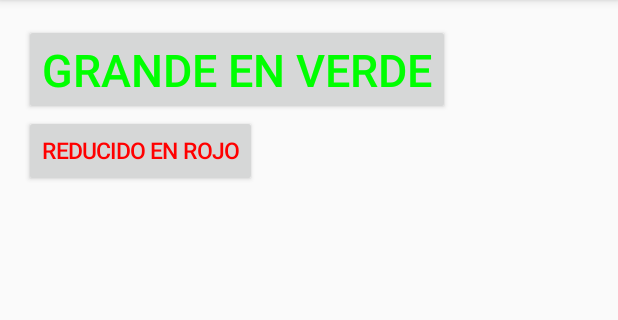
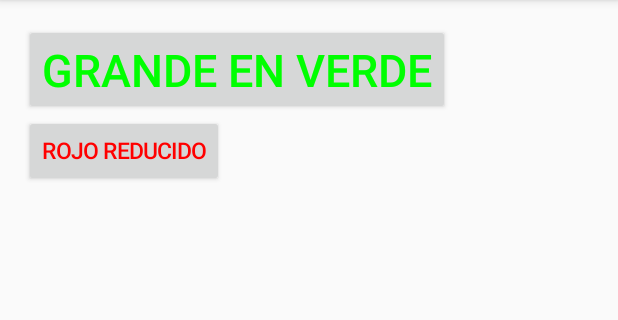
Before and after one commit to jcarlosj/edx-UAM-Android-Ejemplo-Recursos, an Android app: the screen it shows after launch (MainActivity), on a phone screen of 412 x 824 dp, the part 84-404 px from its top. Run offline under Robolectric (Android 15) with nearby library versions, the phone set to English and light mode, and no system bars.

Commit message:
Cambia implementación de las cadenas de texto
 - Elimina las cadenas de texto adicionadas con anterioridad
   en el fichero "strings.xml"
 - Crea el fichero "arrays.xml" y crea los textos contenidos
   en un "string-array" para estructurar un "array" en xml.
 - Modifica la funcionalidad en el método "init()" de la clase
   "ActivityMain" que accedia al recurso "string.xml" para que
   acceda a "array.xml" extrayendo de los índices del array
   cada uno de los textos para asignarselos a cada uno de los
   botones.

```diff
--- a/app/src/main/java/co/jce/edx/recursosdelsistema/MainActivity.java
+++ b/app/src/main/java/co/jce/edx/recursosdelsistema/MainActivity.java
@@ -8,6 +8,8 @@ public class MainActivity extends AppCompatActivity {
 
     private Button button,
                    button2;
+
+    private String textos[];
 
     @Override
     protected void onCreate(Bundle savedInstanceState) {
@@ -22,8 +24,9 @@ public class MainActivity extends AppCompatActivity {
         button2 = ( Button ) findViewById( R .id .button2 );
 
         //-> Asignamos las cadenas de texto a los botones extrayendolas del fichero "strings.xml"
-        button .setText(getResources().getString(R.string.label_grande));
-        button2 .setText( getResources() .getString( R .string .label_reducido ) );
+        textos = getResources() .getStringArray( R .array .textoBotones );
+        button .setText( textos[ 0 ] );
+        button2 .setText( textos[ 1 ] );
 
         //-> Asignamos un tamaño (dimensión) a las cadenas de los botones en el fichero "dimens.xml"
         button .setTextSize( getResources() .getDimension( R .dimen .tipo_grande ) );
--- a/app/src/main/res/values/strings.xml
+++ b/app/src/main/res/values/strings.xml
@@ -1,5 +1,3 @@
 <resources>
     <string name="app_name">Recursos del sistema</string>
-    <string name="label_grande">Grande en verde</string>
-    <string name="label_reducido">Reducido en rojo</string>
 </resources>
```
Also changed, not shown: app/src/main/res/values/arrays.xml (added, +7 -0 lines).
